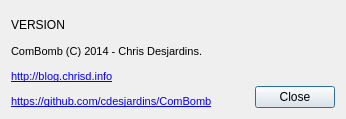
Above: ComBombGui/aboutdialog.ui from cdesjardins/ComBomb before the change. Below: the same form after it.
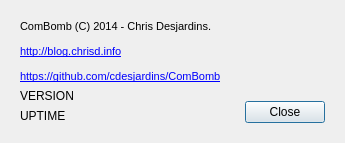
That is the form after the change. Icons and pictures are not drawn. Custom widgets are drawn as their Qt base class.

Commit message: Add uptime to about box

Patch:
```diff
--- a/ComBombGui/aboutdialog.ui
+++ b/ComBombGui/aboutdialog.ui
@@ -9,8 +9,8 @@
    <rect>
     <x>0</x>
     <y>0</y>
-    <width>346</width>
-    <height>119</height>
+    <width>330</width>
+    <height>138</height>
    </rect>
   </property>
   <property name="focusPolicy">
@@ -28,27 +28,9 @@
   </property>
   <layout class="QGridLayout" name="gridLayout">
    <item row="0" column="0">
-    <widget class="QLabel" name="versionLabel">
-     <property name="text">
-      <string>VERSION</string>
-     </property>
-     <property name="textFormat">
-      <enum>Qt::RichText</enum>
-     </property>
-    </widget>
-   </item>
-   <item row="0" column="1" rowspan="2">
-    <widget class="CBLabel" name="label_2">
-     <property name="text">
-      <string>&lt;!DOCTYPE HTML PUBLIC &quot;-//W3C//DTD HTML 4.0//EN&quot; &quot;http://www.w3.org/TR/REC-html40/strict.dtd&quot;&gt;
-&lt;html&gt;&lt;head&gt;&lt;meta name=&quot;qrichtext&quot; content=&quot;1&quot; /&gt;&lt;style type=&quot;text/css&quot;&gt;
-p, li { white-space: pre-wrap; }
-&lt;/style&gt;&lt;/head&gt;&lt;body style=&quot; font-family:'MS Shell Dlg 2'; font-size:8pt; font-weight:400; font-style:normal;&quot;&gt;
-&lt;p style=&quot; margin-top:0px; margin-bottom:0px; margin-left:0px; margin-right:0px; -qt-block-indent:0; text-indent:0px;&quot;&gt;&lt;img src=&quot;:/images/ComBomb64.png&quot; /&gt;&lt;/p&gt;&lt;/body&gt;&lt;/html&gt;</string>
-     </property>
-    </widget>
-   </item>
-   <item row="1" column="0" rowspan="2">
+    <widget class="QWidget" name="widget" native="true">
+     <layout class="QVBoxLayout" name="verticalLayout">
+      <item>
     <widget class="QLabel" name="label">
      <property name="sizePolicy">
       <sizepolicy hsizetype="Fixed" vsizetype="Fixed">
@@ -76,7 +58,41 @@
      </property>
     </widget>
    </item>
-   <item row="2" column="1">
+      <item>
+       <widget class="QLabel" name="versionLabel">
+        <property name="text">
+         <string>VERSION</string>
+        </property>
+        <property name="textFormat">
+         <enum>Qt::RichText</enum>
+        </property>
+       </widget>
+      </item>
+      <item>
+       <widget class="QLabel" name="uptimeLabel">
+        <property name="text">
+         <string>UPTIME</string>
+        </property>
+       </widget>
+      </item>
+     </layout>
+    </widget>
+   </item>
+   <item row="0" column="1">
+    <widget class="QWidget" name="widget_2" native="true">
+     <layout class="QVBoxLayout" name="verticalLayout_2">
+      <item alignment="Qt::AlignRight|Qt::AlignVCenter">
+       <widget class="CBLabel" name="label_2">
+        <property name="text">
+         <string>&lt;!DOCTYPE HTML PUBLIC &quot;-//W3C//DTD HTML 4.0//EN&quot; &quot;http://www.w3.org/TR/REC-html40/strict.dtd&quot;&gt;
+&lt;html&gt;&lt;head&gt;&lt;meta name=&quot;qrichtext&quot; content=&quot;1&quot; /&gt;&lt;style type=&quot;text/css&quot;&gt;
+p, li { white-space: pre-wrap; }
+&lt;/style&gt;&lt;/head&gt;&lt;body style=&quot; font-family:'MS Shell Dlg 2'; font-size:8pt; font-weight:400; font-style:normal;&quot;&gt;
+&lt;p style=&quot; margin-top:0px; margin-bottom:0px; margin-left:0px; margin-right:0px; -qt-block-indent:0; text-indent:0px;&quot;&gt;&lt;img src=&quot;:/images/ComBomb64.png&quot; /&gt;&lt;/p&gt;&lt;/body&gt;&lt;/html&gt;</string>
+        </property>
+       </widget>
+      </item>
+      <item alignment="Qt::AlignRight|Qt::AlignBottom">
     <widget class="QDialogButtonBox" name="buttonBox">
      <property name="orientation">
       <enum>Qt::Horizontal</enum>
@@ -84,6 +100,9 @@
      <property name="standardButtons">
       <set>QDialogButtonBox::Close</set>
      </property>
+       </widget>
+      </item>
+     </layout>
     </widget>
    </item>
   </layout>
```
Lines whose indentation alone changed are shown as unchanged. The commit also changes 5 other files.
